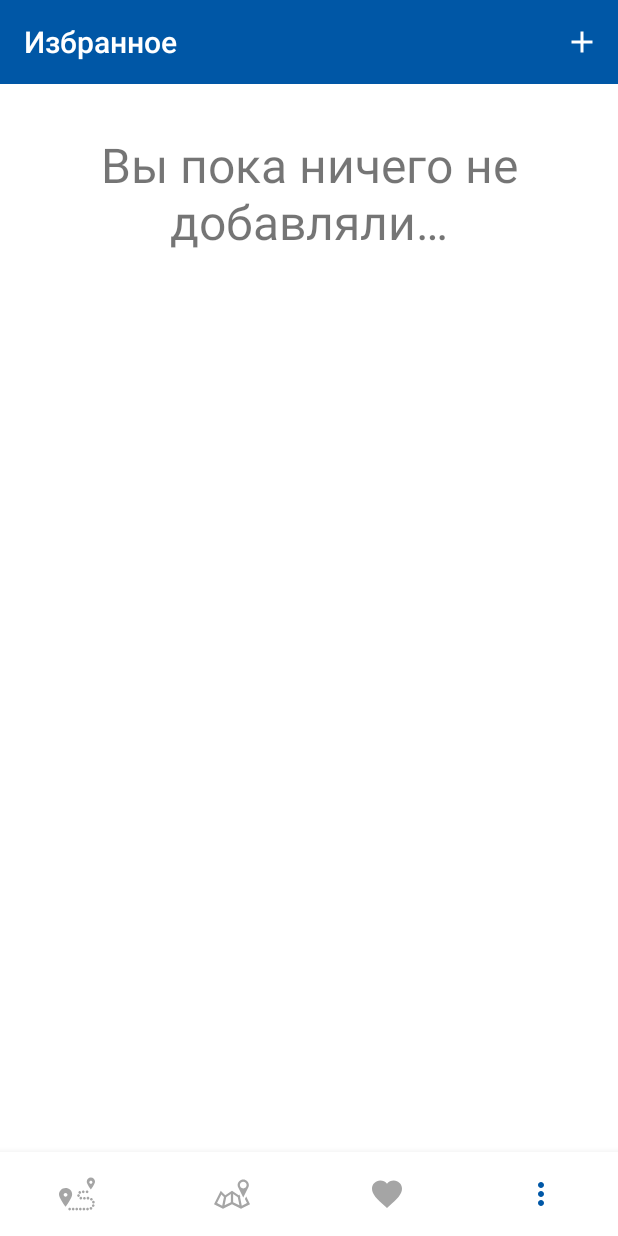
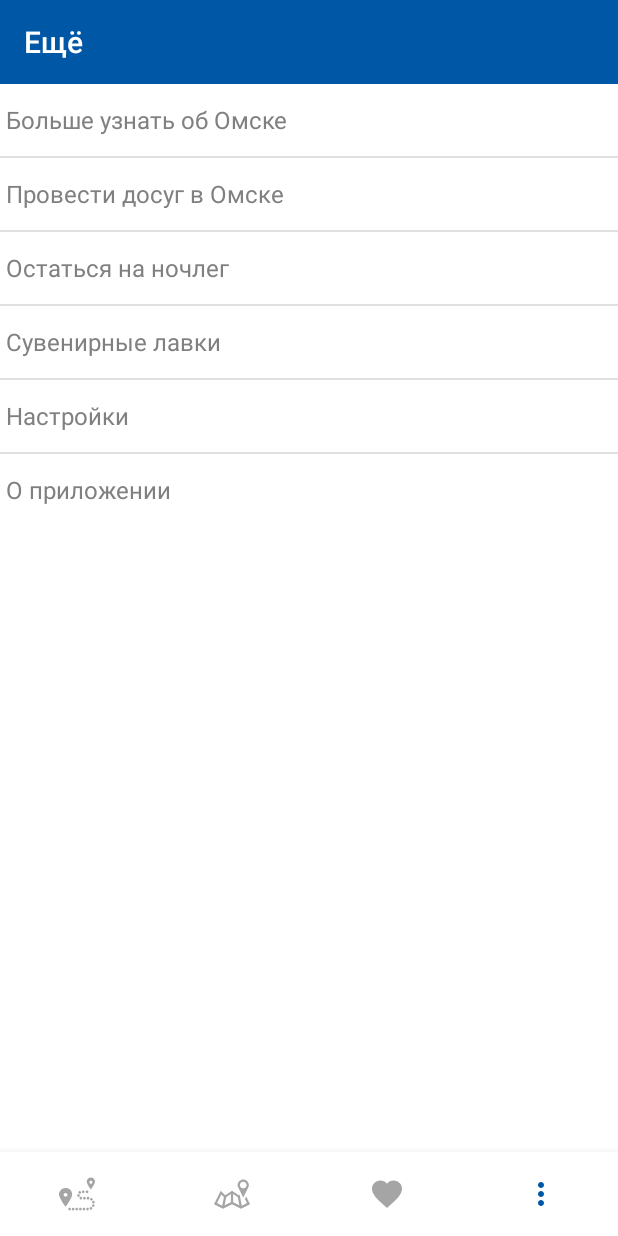
Before and after one commit to artttet/NBT2, an Android app: the screen it shows after launch (MainActivity), item 4 of the bottom bar chosen, on a phone screen of 412 x 824 dp. Run offline under Robolectric (Android 15) with nearby library versions, the light colour scheme and no system bars; our stand-ins replace Picasso; libraries missing offline, so code that uses them is left out: com.activeandroid, com.activeandroid.query, com.miguelcatalan.materialsearchview; plain views replace MaterialSearchView; Roboto replaces fonts that are not available here; 3 statements that could not run were skipped.

Commit message:
+moreFragment and fixes bugs

```diff
--- a/app/src/main/AndroidManifest.xml
+++ b/app/src/main/AndroidManifest.xml
@@ -46,7 +46,7 @@
 
         <meta-data
             android:name="com.google.android.geo.API_KEY"
-            android:value="@string/google_map_api_pc" />
+            android:value="@string/google_map_api_note" />
 
 
         <activity
--- a/app/src/main/java/chiglintsev/notboringtrails20/MainActivity.java
+++ b/app/src/main/java/chiglintsev/notboringtrails20/MainActivity.java
@@ -17,6 +17,7 @@ import com.miguelcatalan.materialsearchview.MaterialSearchView;
 
 import chiglintsev.notboringtrails20.fragments.FavoritesFragment;
 import chiglintsev.notboringtrails20.fragments.MapFragment;
+import chiglintsev.notboringtrails20.fragments.MoreFragment;
 import chiglintsev.notboringtrails20.fragments.PlacesFragment;
 import chiglintsev.notboringtrails20.fragments.RoutesFragment;
 import chiglintsev.notboringtrails20.fragments.SearchListFragment;
@@ -37,6 +38,7 @@ public class MainActivity extends AppCompatActivity {
     private MapFragment mapFragment;
     private FavoritesFragment favoritesFragment;
     private SearchListFragment searchListFragment;
+    private MoreFragment moreFragment;
     private BottomNavigationView.OnNavigationItemSelectedListener onNavigation;
     public boolean checkMarker = false;
 
@@ -74,6 +76,8 @@ public class MainActivity extends AppCompatActivity {
                         topBarOff();
                         return true;
                     case R.id.moreBnv:
+                        transition(moreFragment);
+                        topBarOff();
                         return true;
                 }
                 return false;
@@ -100,6 +104,7 @@ public class MainActivity extends AppCompatActivity {
         mapFragment = new MapFragment();
         favoritesFragment = new FavoritesFragment();
         searchListFragment = new SearchListFragment();
+        moreFragment = new MoreFragment();
 
         bnvWork();
         //transition(routesFragment);
@@ -110,8 +115,9 @@ public class MainActivity extends AppCompatActivity {
     }
 
     @Override
-    protected void onStart() {
-        super.onStart();
+    protected void onPostResume() {
+        super.onPostResume();
+        bottomNavigation.setSelectedItemId(0);
     }
 
     private void bnvWork() {
--- a/app/src/main/java/chiglintsev/notboringtrails20/PlaceActivity2.java
+++ b/app/src/main/java/chiglintsev/notboringtrails20/PlaceActivity2.java
@@ -128,6 +128,11 @@ public class PlaceActivity2 extends AppCompatActivity implements OnMapReadyCallb
     public void onMapReady(GoogleMap googleMap) {
         LatLng position = new LatLng(place_Lat, place_Lng);
         googleMap.getUiSettings().setMapToolbarEnabled(false);
+        googleMap.setOnMapClickListener(new GoogleMap.OnMapClickListener() {
+            @Override
+            public void onMapClick(LatLng latLng) {
+            }
+        });
         googleMap.addMarker(new MarkerOptions().position(position));
         googleMap.moveCamera(CameraUpdateFactory.newLatLng(position));
         googleMap.setMapStyle(MapStyleOptions.loadRawResourceStyle(this, R.raw.map_style));
--- a/app/src/main/java/chiglintsev/notboringtrails20/fragments/MapFragment.java
+++ b/app/src/main/java/chiglintsev/notboringtrails20/fragments/MapFragment.java
@@ -197,7 +197,9 @@ public class MapFragment extends Fragment implements OnMapReadyCallback {
                         ));
                 checkMarker = false;
             }else {
-                myMap.moveCamera(CameraUpdateFactory.newCameraPosition(restorePosition));
+                myMap.moveCamera(CameraUpdateFactory.newLatLngZoom(
+                        new LatLng(54.974895, 73.368213), 13)
+                );
             }
         }
 
--- /dev/null
+++ b/app/src/main/java/chiglintsev/notboringtrails20/fragments/MoreFragment.java
@@ -0,0 +1,79 @@
+package chiglintsev.notboringtrails20.fragments;
+
+import android.os.Bundle;
+import android.support.annotation.NonNull;
+import android.support.annotation.Nullable;
+import android.support.v4.app.Fragment;
+import android.support.v7.app.AppCompatActivity;
+import android.support.v7.widget.Toolbar;
+import android.view.LayoutInflater;
+import android.view.View;
+import android.view.ViewGroup;
+import android.view.animation.Animation;
+import android.view.animation.AnimationUtils;
+import android.widget.ArrayAdapter;
+import android.widget.ListView;
+
+import chiglintsev.notboringtrails20.R;
+
+public class MoreFragment extends Fragment {
+    private ListView listView;
+
+
+    @Override
+    public void onCreate(@Nullable Bundle savedInstanceState) {
+        super.onCreate(savedInstanceState);
+
+    }
+
+    @Nullable
+    @Override
+    public View onCreateView(@NonNull LayoutInflater inflater, @Nullable ViewGroup container, @Nullable Bundle savedInstanceState) {
+        return inflater.inflate(R.layout.more_fragment, null);
+    }
+
+    @Override
+    public void onViewCreated(@NonNull View view, @Nullable Bundle savedInstanceState) {
+        super.onViewCreated(view, savedInstanceState);
+        addToolbar(view);
+        final String[] mores = new String[]{
+                "Больше узнать об Омске",
+                "Провести досуг в Омске",
+                "Остаться на ночлег",
+                "Сувенирные лавки",
+                "Настройки",
+                "О приложении"
+        };
+
+        final int[] icons = new int[]{
+          R.drawable.ic_add_plus,R.drawable.ic_add_plus,R.drawable.ic_add_plus,R.drawable.ic_add_plus,R.drawable.ic_add_plus,R.drawable.ic_add_plus
+
+        };
+        listView = view.findViewById(R.id.more_list);
+        ArrayAdapter<String> adapter = new ArrayAdapter<>(getActivity(),
+                R.layout.more_list_item,mores);
+
+        listView.setAdapter(adapter);
+    }
+
+    @Override
+    public void onResume() {
+        super.onResume();
+
+        animOpen();
+    }
+
+    private void animOpen() {
+        Animation transition = AnimationUtils.loadAnimation(getActivity(), R.anim.transition);
+        View view = getView().findViewById(R.id.more_list);
+        view.startAnimation(transition);
+    }
+
+    private void addToolbar(View view){
+        Toolbar toolbar = view.findViewById(R.id.toolbar);
+        ((AppCompatActivity)getActivity()).setSupportActionBar(toolbar);
+        toolbar.setTitle("Ещё");
+    }
+
+
+}
--- a/app/src/main/java/chiglintsev/notboringtrails20/fragments/SearchListFragment.java
+++ b/app/src/main/java/chiglintsev/notboringtrails20/fragments/SearchListFragment.java
@@ -157,15 +157,18 @@ public class SearchListFragment extends Fragment {
 
             @Override
             public boolean onQueryTextChange(String newText) {
-                Log.d("place", "newText --- " + newText);
+
                 try {
                     if (getActivity().findViewById(R.id.what).getVisibility() == View.VISIBLE) {
                         getActivity().findViewById(R.id.what).setVisibility(View.INVISIBLE);
                     }
-                } catch (NullPointerException e) {
-                }
+                } catch (NullPointerException e) {}
+
                 if (!newText.isEmpty()) {
-                    Log.d("place", "newTest.isEmpty(no)" + adapter);
+
+                    try {
+                        ((MainActivity) getActivity()).userQuery = newText;
+                    } catch (NullPointerException e) {}
 
                     recyclerView.setAdapter(adapter);
                     ArrayList<Places> result = new ArrayList<>();
@@ -175,21 +178,21 @@ public class SearchListFragment extends Fragment {
                         }
                     }
                     adapter.setList(result);
-                    Log.d("place", String.valueOf(adapter));
-                    try {
-                        ((MainActivity) getActivity()).userQuery = newText;
-                    } catch (NullPointerException e) {
-                    }
+
+
+
                 } else if (newText.isEmpty()) {
                     recyclerView.setAdapter(cAdapter);
+
                     try {
                         getActivity().findViewById(R.id.what).setVisibility(View.VISIBLE);
-                    } catch (NullPointerException e) {
-                    }
+                    } catch (NullPointerException e) {}
+                }
 
-                }
+
                 return false;
             }
+
         });
 
 
--- a/app/src/main/res/layout/content_place.xml
+++ b/app/src/main/res/layout/content_place.xml
@@ -162,7 +162,8 @@
                 app:layout_constraintTop_toBottomOf="@id/address"
                 map:cameraZoom="16.5"
                 map:liteMode="true"
-                tools:context=".PlaceActivity2" />
+                tools:context=".PlaceActivity2"
+                />
         </LinearLayout>
     </android.support.v4.widget.NestedScrollView>
 
--- /dev/null
+++ b/app/src/main/res/layout/more_fragment.xml
@@ -0,0 +1,28 @@
+<?xml version="1.0" encoding="utf-8"?>
+<LinearLayout xmlns:android="http://schemas.android.com/apk/res/android"
+    xmlns:app="http://schemas.android.com/apk/res-auto"
+    android:id="@+id/more_farment"
+    android:layout_width="match_parent"
+    android:layout_height="match_parent"
+    android:orientation="vertical">
+
+    <android.support.v7.widget.Toolbar
+        android:layout_gravity="top"
+        android:id="@+id/toolbar"
+        app:titleTextColor="@color/colorWhite"
+        android:layout_width="match_parent"
+        android:layout_height="wrap_content"
+        android:background="@color/colorPrimary"
+        android:minHeight="?attr/actionBarSize"
+        android:theme="?attr/actionBarTheme"
+        />
+
+    <ListView
+        android:clipToPadding="true"
+        android:id="@+id/more_list"
+        android:layout_width="match_parent"
+        android:layout_height="wrap_content">
+
+    </ListView>
+
+</LinearLayout>
--- /dev/null
+++ b/app/src/main/res/layout/more_list_item.xml
@@ -0,0 +1,13 @@
+<?xml version="1.0" encoding="utf-8"?>
+<TextView xmlns:android="http://schemas.android.com/apk/res/android"
+    android:id="@android:id/text1"
+    android:layout_width="match_parent"
+    android:layout_height="wrap_content"
+    android:textAppearance="?android:attr/textAppearanceListItemSmall"
+    android:gravity="center_vertical"
+    android:padding="4dp"
+    android:background="?android:attr/activatedBackgroundIndicator"
+    android:minHeight="?android:attr/listPreferredItemHeightSmall">
+
+
+</TextView>
--- a/app/src/main/res/values-v21/styles.xml
+++ b/app/src/main/res/values-v21/styles.xml
@@ -5,7 +5,7 @@
         <!-- Customize your theme here. -->
         <item name="colorPrimary">@color/colorPrimary</item>
         <item name="colorPrimaryDark">@color/colorPrimaryDark</item>
-        <item name="android:textColorPrimary">@color/colorWhite</item>
+        <item name="android:textColorPrimary">@android:color/tertiary_text_light</item>
         <item name="android:navigationBarColor">@color/colorPrimaryDark</item>
     </style>
 </resources>
--- a/app/src/main/res/values/styles.xml
+++ b/app/src/main/res/values/styles.xml
@@ -6,7 +6,7 @@
         <!-- Customize your theme here. -->
         <item name="colorPrimary">@color/colorPrimary</item>
         <item name="colorPrimaryDark">@color/colorPrimaryDark</item>
-        <item name="android:textColorPrimary">@color/colorBlack</item>
+        <item name="android:textColorPrimary">@android:color/tertiary_text_light</item>
     </style>
 
 
```
